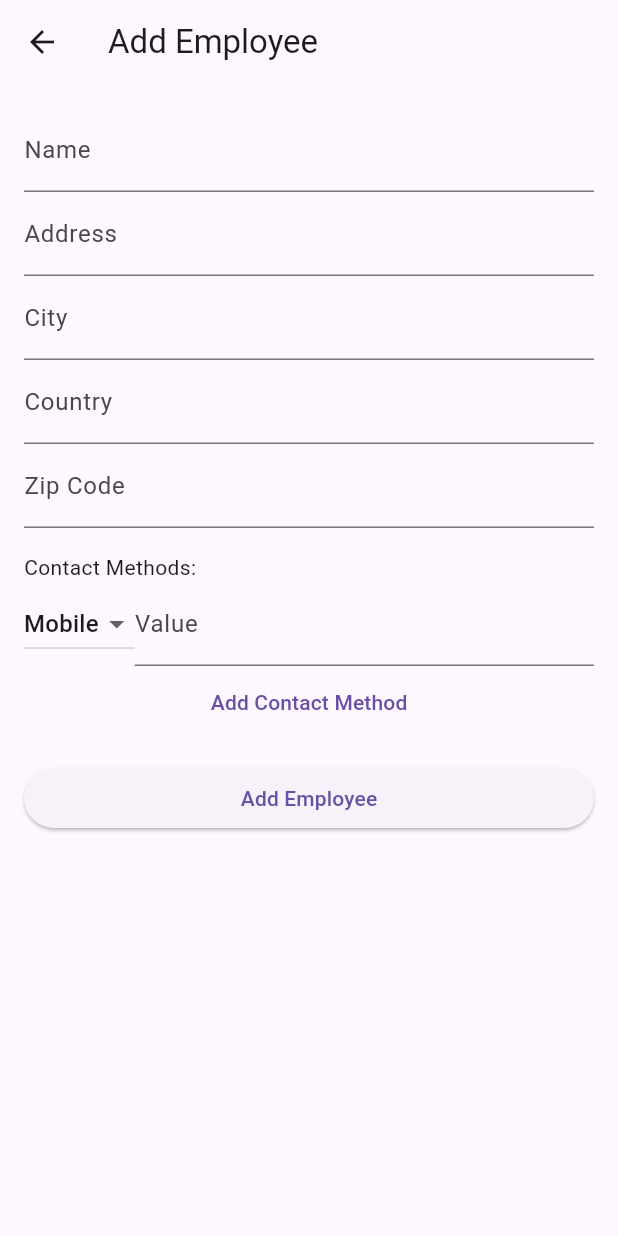
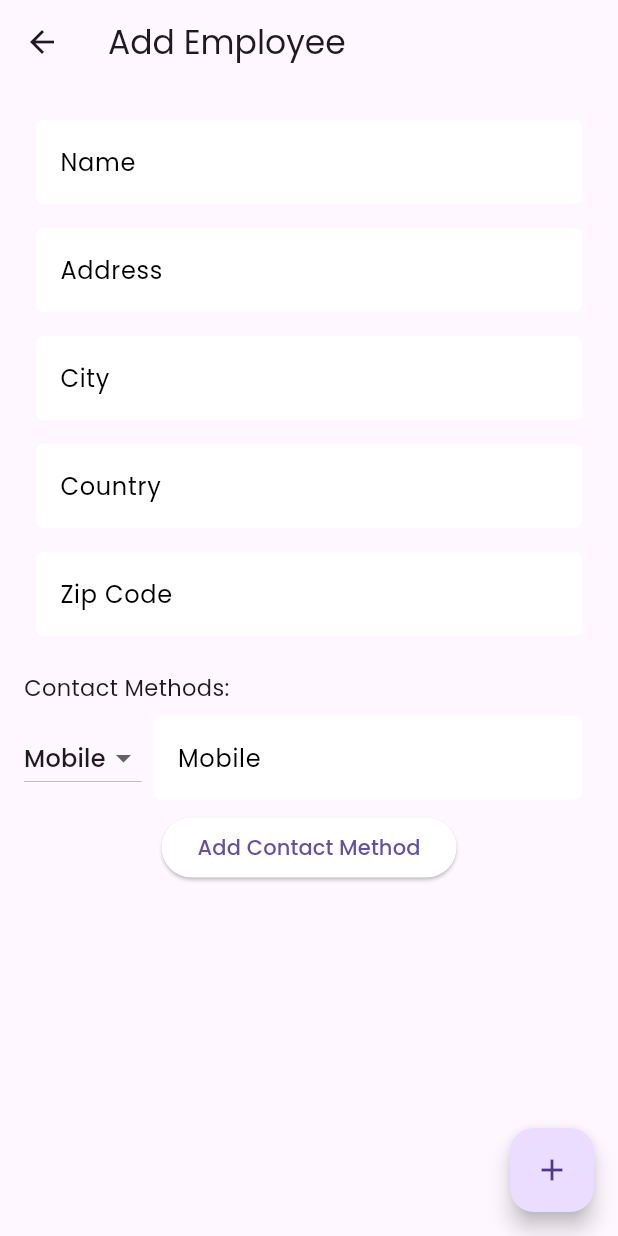
Before and after one commit to aditya803/employee_crud, a Flutter app: the AddEmployeeScreen screen opened directly with empty values, after a tap on "Add Contact Method", on a phone screen of 412 x 824 dp. Run offline on Flutter 3.47's test engine with Material 3 defaults, Android fonts, the phone set to English and light mode, and no system bars; our stand-ins replace google_fonts; network calls fail.

Commit message:
adding final UI touches and eliminating edge cases

```diff
--- a/lib/main.dart
+++ b/lib/main.dart
@@ -1,5 +1,6 @@
 import 'package:employee_crud/screens/employee_list.dart';
 import 'package:flutter/material.dart';
+import 'package:google_fonts/google_fonts.dart';
 
 void main() {
   runApp(MyApp());
@@ -11,7 +12,10 @@ class MyApp extends StatelessWidget {
     return MaterialApp(
       title: 'Employee CRUD App',
       theme: ThemeData(
-        primarySwatch: Colors.blue,
+        textTheme: GoogleFonts.poppinsTextTheme(
+          Theme.of(context).textTheme,
+        ),
+        primarySwatch: Colors.purple,
       ),
       home: EmployeeListScreen(),
     );
--- a/lib/screens/add_employee.dart
+++ b/lib/screens/add_employee.dart
@@ -1,4 +1,6 @@
+import 'package:employee_crud/widgets/custom_textfield.dart';
 import 'package:flutter/material.dart';
+import 'package:google_fonts/google_fonts.dart';
 import '../models/employee.dart';
 import '../services/api_service.dart';
 
@@ -59,58 +61,59 @@ class _AddEmployeeScreenState extends State<AddEmployeeScreen> {
           key: _formKey,
           child: ListView(
             children: [
-              TextFormField(
+              CustomTextField(
                 controller: _nameController,
-                decoration: InputDecoration(labelText: 'Name'),
+                labelText: 'Name',
+                keyboardType: TextInputType.text,
                 validator: (value) {
                 if (value!.isEmpty) {
                   return 'Please enter a name';
                 }
                 return null;
-                },
-              ),
-              TextFormField(
+              }),
+              CustomTextField(
                   controller: _addressController,
-                decoration: InputDecoration(labelText: 'Address'),
+                  labelText: 'Address',
+                  keyboardType: TextInputType.text,
                   validator: (value) {
                     if (value!.isEmpty) {
                       return 'Please enter an address';
                     }
                     return null;
-                },
-              ),
-              TextFormField(
+                  }),
+              CustomTextField(
                   controller: _cityController,
-                decoration: InputDecoration(labelText: 'City'),
+                  labelText: 'City',
+                  keyboardType: TextInputType.text,
                   validator: (value) {
                     if (value!.isEmpty) {
                       return 'Please enter a city';
                     }
                     return null;
-                },
-              ),
-              TextFormField(
+                  }),
+              CustomTextField(
                   controller: _countryController,
-                decoration: InputDecoration(labelText: 'Country'),
+                  labelText: 'Country',
+                  keyboardType: TextInputType.text,
                   validator: (value) {
                     if (value!.isEmpty) {
                       return 'Please enter a country';
                     }
                     return null;
-                },
-              ),
-              TextFormField(
+                  }),
+              CustomTextField(
                   controller: _zipCodeController,
-                decoration: InputDecoration(labelText: 'Zip Code'),
+                  labelText: 'Zip Code',
+                  keyboardType: TextInputType.number,
                   validator: (value) {
                     if (value!.isEmpty) {
                       return 'Please enter a zip code';
                     }
                     return null;
-                },
-              ),
+                  }),
+
               SizedBox(height: 16),
-              Text('Contact Methods:'),
+              Text('Contact Methods:',style: GoogleFonts.poppins(fontSize: 15),),
               ..._contactMethods.map((method) {
                 return Row(
                   children: [
@@ -128,33 +131,36 @@ class _AddEmployeeScreenState extends State<AddEmployeeScreen> {
                         });
                       },
                     ),
+
                     Expanded(
-                      child: TextFormField(
-                        initialValue: method.number,
-                        decoration: InputDecoration(labelText: 'Value'),
-                        onChanged: (newValue) {
+                      child: CustomTextField(
+                        labelText: method.contactMethod, keyboardType: TextInputType.text, onChanged: (newValue) {
                         setState(() {
-                            method.number = newValue;
+                          method.number = newValue!;
                         });
-                        },
-                      ),
+                      },),
                     ),
                   ],
                 );
               }).toList(),
-              TextButton(
+              Container(
+                alignment: Alignment.center,
+                child: ElevatedButton(
                   onPressed: _addContactMethod,
+                  style: ButtonStyle(
+                    backgroundColor: WidgetStatePropertyAll<Color>(Colors.white),
+                  ),
                   child: Text('Add Contact Method'),
                 ),
-              SizedBox(height: 16),
-              ElevatedButton(
-                onPressed: _submitForm,
-                child: Text('Add Employee'),
               ),
+
             ],
           ),
         ),
       ),
+      floatingActionButton: FloatingActionButton(
+          child: Icon(Icons.add),
+          onPressed:_submitForm),
     );
   }
 }
--- a/lib/screens/employee_list.dart
+++ b/lib/screens/employee_list.dart
@@ -1,3 +1,4 @@
+import 'package:employee_crud/widgets/employee_card.dart';
 import 'package:flutter/material.dart';
 import '../models/employee.dart';
 import '../services/api_service.dart';
@@ -32,6 +33,7 @@ class _EmployeeListScreenState extends State<EmployeeListScreen> {
   Widget build(BuildContext context) {
     return Scaffold(
       appBar: AppBar(
+
         title: Text('Employee List'),
       ),
       body: FutureBuilder<List<Employee>>(
@@ -48,30 +50,15 @@ class _EmployeeListScreenState extends State<EmployeeListScreen> {
               itemCount: snapshot.data!.length,
               itemBuilder: (context, index) {
                 final employee = snapshot.data![index];
-                return ListTile(
-                  title: Text(employee.name),
-                  subtitle: Text(employee.address),
-                  trailing: IconButton(
-                    icon: Icon(Icons.delete),
-                    onPressed: () {
-                      ApiService().deleteEmployee(employee.id!).then((_) {
-                        _refreshEmployees();
-                      }).catchError((error) {
-                        ScaffoldMessenger.of(context).showSnackBar(SnackBar(
-                          content: Text('Failed to delete employee: $error'),
-                        ));
-                      });
-                    },
-                  ),
+                return EmployeeCard(
+                  employee: employee,
                   onTap: () {
-                    Navigator.push(
-                      context,
+                    Navigator.push(context,
                       MaterialPageRoute(
-                        builder: (context) => EmployeeDetailsScreen(id: employee.id!),
-                      ),
-                    );
-                  },
-                );
+                          builder: (context) => EmployeeDetailsScreen(
+                              id: employee.id!, onTap: _refreshEmployees,
+                          )));
+                    }, delete: _refreshEmployees,);
               },
             );
           }
--- /dev/null
+++ b/lib/widgets/custom_textfield.dart
@@ -0,0 +1,62 @@
+import 'package:flutter/material.dart';
+import 'package:google_fonts/google_fonts.dart';
+
+
+
+class CustomTextField extends StatelessWidget {
+  TextEditingController? controller;
+  String? labelText;
+  TextInputType? keyboardType;
+  String?Function(String?)? validator;
+  String?Function(String?)? onChanged;
+
+
+   CustomTextField({
+    this.controller,
+    this.labelText,
+    this.keyboardType,
+    this.validator,
+    this.onChanged
+  });
+
+  @override
+  Widget build(BuildContext context) {
+    return Padding(
+      padding: const EdgeInsets.all(8.0),
+      child: TextFormField(
+        controller: controller,
+        validator: validator,
+        onChanged: onChanged,
+        decoration: InputDecoration(
+          hintText: labelText,
+          hintStyle: GoogleFonts.poppins(
+            color: Colors.black,
+            fontWeight: FontWeight.normal,
+          ),
+          border: OutlineInputBorder(
+            borderRadius: BorderRadius.circular(5.0),
+            borderSide: BorderSide(
+              color: Colors.transparent, // Make the border color transparent
+            ),
+          ),
+          enabledBorder: OutlineInputBorder(
+            borderRadius: BorderRadius.circular(5.0),
+            borderSide: BorderSide(
+              color: Colors.transparent, // Make the border color transparent
+            ),
+          ),
+          focusedBorder: OutlineInputBorder(
+            borderRadius: BorderRadius.circular(5.0),
+            borderSide: BorderSide(
+              color: Colors.transparent, // Make the border color transparent
+            ),
+          ),
+          filled: true,
+          fillColor: Colors.white,
+          // Optional padding adjustment
+        ), // Optional padding adjustment
+        keyboardType: keyboardType,
+      ),
+    );
+  }
+}
--- a/pubspec.yaml
+++ b/pubspec.yaml
@@ -32,6 +32,7 @@ dependencies:
     sdk: flutter
   http: ^0.13.4
   provider: ^6.0.5
+  google_fonts: ^4.0.4
 
 
   # The following adds the Cupertino Icons font to your application.
```
Also changed, not shown: lib/screens/employee_details.dart (+75 -9 lines), lib/screens/update_employee.dart (added, +178 -0 lines), lib/services/api_service.dart (+17 -0 lines), lib/widgets/employee_card.dart (+13 -3 lines), pubspec.lock, 1 other file. Lines whose indentation alone changed are shown as unchanged.
